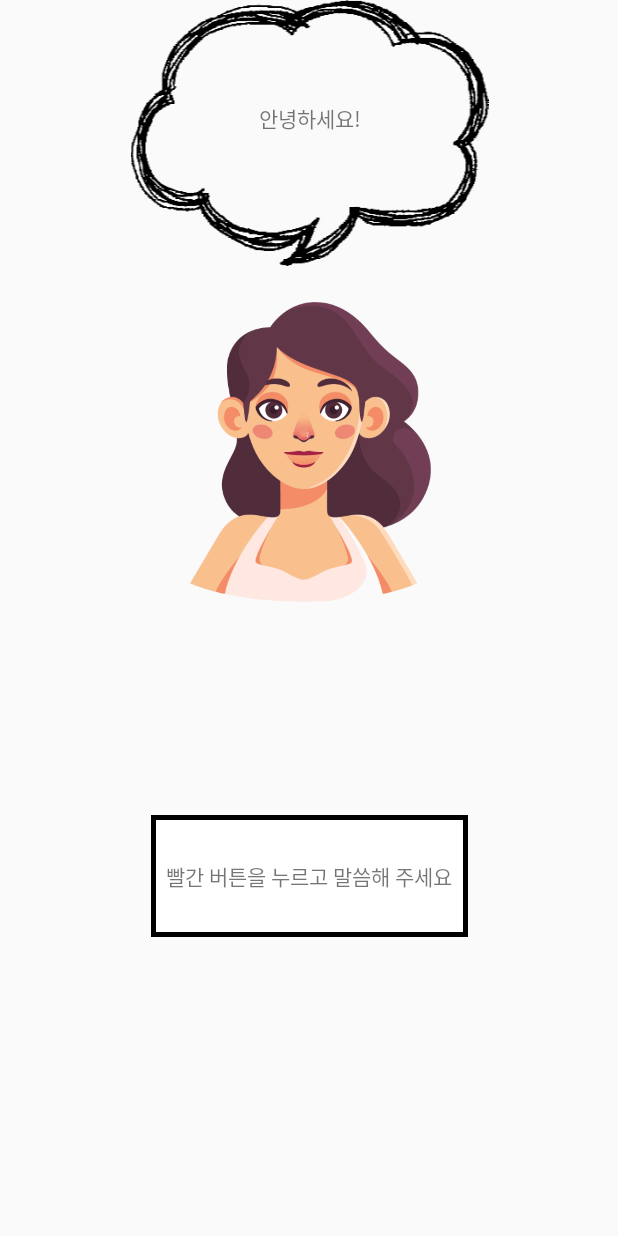
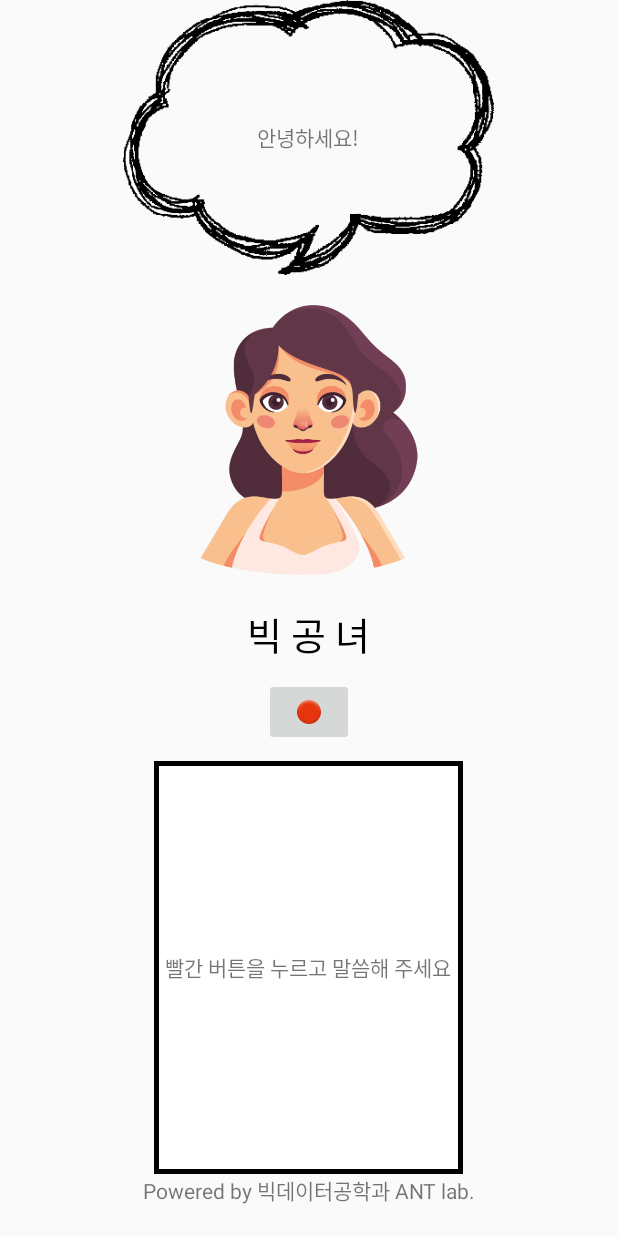
Before and after one commit to svclaw2000/BigdataChatbot, an Android app: the screen it shows after launch (MainActivity), on a phone screen of 412 x 824 dp. Run offline under Robolectric (Android 15) with nearby library versions, the phone set to English and light mode, and no system bars; pictures from the network do not load.

Commit message:
Change layout

```diff
--- a/app/src/main/java/ant/swcapp/MainActivity.kt
+++ b/app/src/main/java/ant/swcapp/MainActivity.kt
@@ -17,7 +17,7 @@ import android.util.AttributeSet
 import android.util.Log
 import android.view.View
 import android.widget.ImageView
-import kotlinx.android.synthetic.main.activity_main.*
+import kotlinx.android.synthetic.main.main_activity.*
 import java.lang.Exception
 import android.os.Handler
 import android.os.Message
@@ -52,7 +52,7 @@ class MainActivity : AppCompatActivity() {
 
     override fun onCreate(savedInstanceState: Bundle?) {
         super.onCreate(savedInstanceState)
-        setContentView(R.layout.activity_main)
+        setContentView(R.layout.main_activity)
 
         // SpeechRecognizer 설정에 필요한 정보를 담는 인텐트
         _intent = Intent(RecognizerIntent.ACTION_RECOGNIZE_SPEECH)
--- a/app/src/main/res/layout/activity_main.xml
+++ /dev/null
@@ -1,71 +0,0 @@
-<?xml version="1.0" encoding="utf-8"?>
-<androidx.constraintlayout.widget.ConstraintLayout
-        xmlns:android="http://schemas.android.com/apk/res/android"
-        xmlns:tools="http://schemas.android.com/tools"
-        xmlns:app="http://schemas.android.com/apk/res-auto"
-        android:layout_width="match_parent"
-        android:layout_height="match_parent"
-        tools:context=".MainActivity">
-
-    <ImageButton
-            android:id="@+id/recordingButton"
-            android:layout_width="67dp"
-            android:layout_height="50dp"
-            android:layout_marginStart="208dp"
-            android:layout_marginTop="8dp"
-            android:layout_marginEnd="208dp"
-            android:layout_marginBottom="8dp"
-            app:layout_constraintBottom_toBottomOf="parent"
-            app:layout_constraintEnd_toEndOf="parent"
-            app:layout_constraintHorizontal_bias="0.496"
-            app:layout_constraintStart_toStartOf="parent"
-            app:layout_constraintTop_toTopOf="parent"
-            app:layout_constraintVertical_bias="1.0"
-            app:srcCompat="@android:drawable/ic_notification_overlay" />
-
-    <TextView
-            android:id="@+id/sttTextView"
-            android:layout_width="211dp"
-            android:layout_height="81dp"
-            android:background="@drawable/rectangle_draw_back"
-            android:gravity="center_vertical|center_horizontal"
-            android:text="@string/announcer_idle"
-            app:layout_constraintBottom_toTopOf="@+id/recordingButton"
-            app:layout_constraintEnd_toEndOf="parent"
-            app:layout_constraintHorizontal_bias="0.503"
-            app:layout_constraintStart_toStartOf="parent"
-            app:layout_constraintTop_toBottomOf="@+id/announcer" />
-
-    <view class="ant.swcapp.MainActivity$Announcer"
-            android:id="@+id/announcer"
-            android:layout_width="227dp"
-            android:layout_height="200dp"
-            android:layout_marginTop="24dp"
-            app:layout_constraintEnd_toEndOf="parent"
-            app:layout_constraintHorizontal_bias="0.504"
-            app:layout_constraintStart_toStartOf="parent"
-            app:layout_constraintTop_toBottomOf="@+id/talkBallon"
-            app:srcCompat="@drawable/announcer_idle1"/>
-
-    <ImageView
-            android:id="@+id/talkBallon"
-            android:layout_width="298dp"
-            android:layout_height="177dp"
-            app:layout_constraintEnd_toEndOf="parent"
-            app:layout_constraintStart_toStartOf="parent"
-            app:layout_constraintTop_toTopOf="parent" />
-
-    <TextView
-            android:id="@+id/announcerTextView"
-            android:layout_width="153dp"
-            android:layout_height="82dp"
-            android:gravity="center_vertical|center_horizontal"
-            android:text="@string/announcer_hello"
-            app:layout_constraintBottom_toBottomOf="@+id/talkBallon"
-            app:layout_constraintEnd_toEndOf="@+id/talkBallon"
-            app:layout_constraintHorizontal_bias="0.503"
-            app:layout_constraintStart_toStartOf="@+id/talkBallon"
-            app:layout_constraintTop_toTopOf="@+id/talkBallon"
-            app:layout_constraintVertical_bias="0.4" />
-
-</androidx.constraintlayout.widget.ConstraintLayout>
--- /dev/null
+++ b/app/src/main/res/layout/main_activity.xml
@@ -0,0 +1,124 @@
+<?xml version="1.0" encoding="utf-8"?>
+<LinearLayout xmlns:android="http://schemas.android.com/apk/res/android"
+    xmlns:app="http://schemas.android.com/apk/res-auto"
+    xmlns:tools="http://schemas.android.com/tools"
+    android:layout_width="match_parent"
+    android:layout_height="match_parent"
+    android:orientation="vertical">
+
+    <FrameLayout
+        android:layout_width="match_parent"
+        android:layout_height="wrap_content" >
+
+        <LinearLayout
+            android:layout_width="match_parent"
+            android:layout_height="wrap_content"
+            android:layout_gravity="center">
+
+            <Space
+                android:layout_width="0dp"
+                android:layout_height="0dp"
+                android:layout_weight="1"/>
+
+            <ImageView
+                android:id="@+id/talkBallon"
+                android:layout_width="0dp"
+                android:layout_height="wrap_content"
+                android:layout_weight="3"
+                android:adjustViewBounds="true"
+                android:layout_gravity="center"/>
+
+            <Space
+                android:layout_width="0dp"
+                android:layout_height="0dp"
+                android:layout_weight="1"/>
+        </LinearLayout>
+
+        <LinearLayout
+            android:layout_width="match_parent"
+            android:layout_height="wrap_content"
+            android:layout_gravity="center">
+
+            <Space
+                android:layout_width="0dp"
+                android:layout_height="0dp"
+                android:layout_weight="1"/>
+
+            <TextView
+                android:id="@+id/announcerTextView"
+                android:layout_width="0dp"
+                android:layout_height="wrap_content"
+                android:layout_weight="2"
+                android:gravity="center"
+                android:text="@string/announcer_hello" />
+
+            <Space
+                android:layout_width="0dp"
+                android:layout_height="0dp"
+                android:layout_weight="1"/>
+        </LinearLayout>
+    </FrameLayout>
+
+    <LinearLayout
+        android:layout_width="match_parent"
+        android:layout_height="0dp"
+        android:layout_weight="3"
+        android:orientation="vertical"
+        android:gravity="top|center">
+
+        <view class="ant.swcapp.MainActivity$Announcer"
+            android:id="@+id/announcer"
+            android:layout_width="200dp"
+            android:layout_height="180dp"
+            android:layout_marginVertical="20dp"
+            app:srcCompat="@drawable/announcer_idle1"/>
+
+        <TextView
+            android:layout_width="wrap_content"
+            android:layout_height="wrap_content"
+            android:fontFamily="@font/gungsuh"
+            android:textSize="25sp"
+            android:textColor="#000000"
+            android:text="빅 공 녀"/>
+
+        <ImageButton
+            android:id="@+id/recordingButton"
+            android:layout_width="60dp"
+            android:layout_height="45dp"
+            app:srcCompat="@android:drawable/ic_notification_overlay"
+			android:layout_marginVertical="10dp" />
+
+        <LinearLayout
+            android:layout_width="match_parent"
+            android:layout_height="0dp"
+			android:layout_weight="1"
+            android:layout_gravity="center" >
+
+            <Space
+                android:layout_width="0dp"
+                android:layout_height="0dp"
+                android:layout_weight="1"/>
+
+            <TextView
+                android:id="@+id/sttTextView"
+                android:layout_width="0dp"
+                android:layout_height="match_parent"
+                android:layout_weight="2"
+                android:background="@drawable/rectangle_draw_back"
+                android:gravity="center"
+                android:text="@string/announcer_idle"/>
+
+            <Space
+                android:layout_width="0dp"
+                android:layout_height="0dp"
+                android:layout_weight="1"/>
+        </LinearLayout>
+
+        <TextView
+            android:layout_width="match_parent"
+            android:layout_height="wrap_content"
+            android:gravity="center"
+			android:layout_marginBottom="20dp"
+            android:text="@string/powered_by" />
+    </LinearLayout>
+</LinearLayout>
--- a/app/src/main/res/values/strings.xml
+++ b/app/src/main/res/values/strings.xml
@@ -6,4 +6,5 @@
     <string name="announcer_really">정말요?</string>
     <string name="announcer_listen">말씀하세요</string>
     <string name="announcer_error">무슨 말인지 잘 모르겠어요</string>
+    <string name="powered_by">Powered by 빅데이터공학과 ANT lab.</string>
 </resources>
```
Also changed, not shown: 1 other file.
